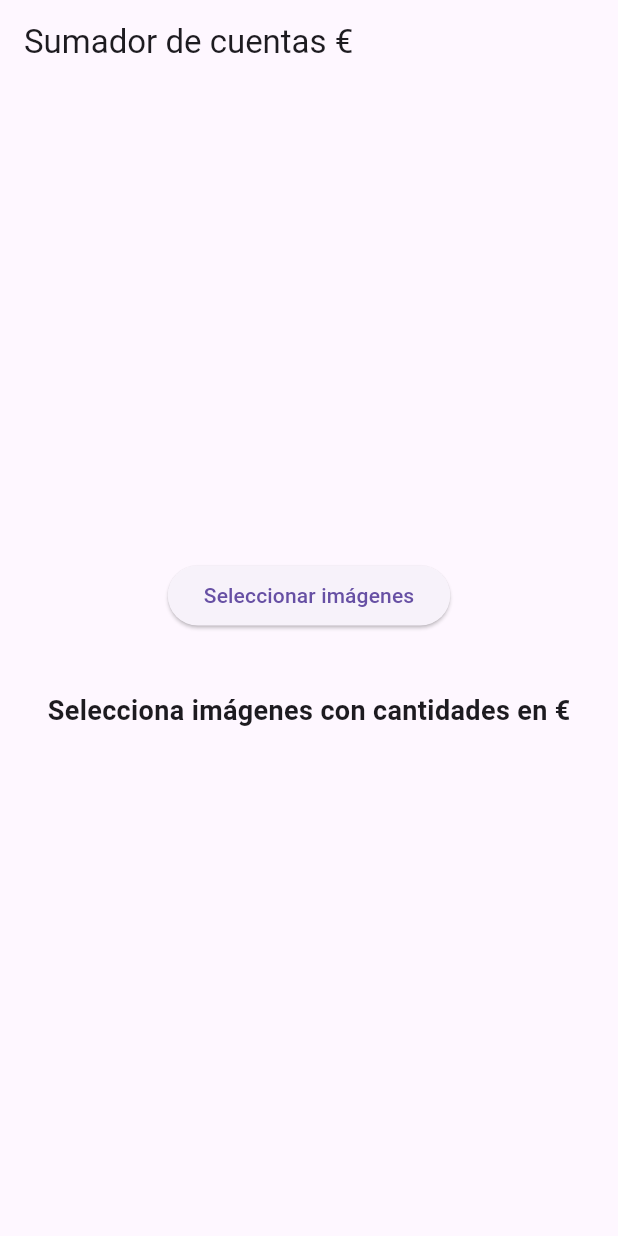
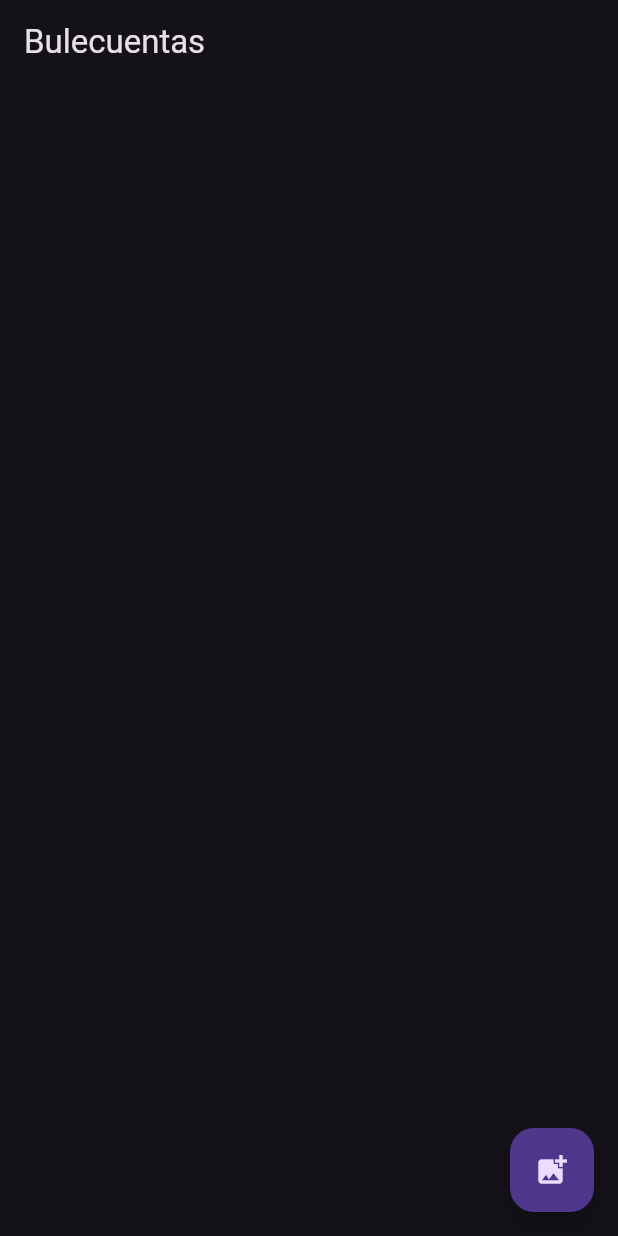
Before and after one commit to JaviJimenezzR/bulecuentas, a Flutter app: the screen it shows after launch, on a phone screen of 412 x 824 dp. Run offline on Flutter 3.47's test engine with Material 3 defaults, Android fonts, the phone set to English and light mode, and no system bars; our stand-ins replace image_picker; missing offline and left inert: google_mlkit_text_recognition.

Commit message:
Reemplazo completo con nueva versión

```diff
--- a/lib/main.dart
+++ b/lib/main.dart
@@ -1,7 +1,8 @@
-import 'dart:typed_data';
+import 'dart:io';
 import 'package:flutter/material.dart';
-import 'package:file_picker/file_picker.dart';
+import 'package:image_picker/image_picker.dart';
 import 'package:google_mlkit_text_recognition/google_mlkit_text_recognition.dart';
+import 'package:intl/intl.dart';
 
 void main() {
   runApp(const MyApp());
@@ -12,131 +13,88 @@ class MyApp extends StatelessWidget {
 
   @override
   Widget build(BuildContext context) {
-    return const MaterialApp(
-      home: HomePage(),
+    return MaterialApp(
+      title: 'Bulecuentas',
+      theme: ThemeData.dark(),
+      home: const HomeScreen(),
       debugShowCheckedModeBanner: false,
     );
   }
 }
 
-class HomePage extends StatefulWidget {
-  const HomePage({super.key});
+class HomeScreen extends StatefulWidget {
+  const HomeScreen({super.key});
 
   @override
-  State<HomePage> createState() => _HomePageState();
+  State<HomeScreen> createState() => _HomeScreenState();
 }
 
-class _HomePageState extends State<HomePage> {
-  String _status = 'Selecciona imágenes con cantidades en €';
-  String _debugText = '';
-  List<Uint8List> _images = [];
-  double _total = 0.0;
+class _HomeScreenState extends State<HomeScreen> {
+  final ImagePicker _picker = ImagePicker();
+  String _result = '';
+  bool _isProcessing = false;
 
-  Future<void> _pickImages() async {
-    final result = await FilePicker.platform.pickFiles(
-      type: FileType.image,
-      withData: true,
-      allowMultiple: true,
-    );
-
-    if (result != null && result.files.isNotEmpty) {
-      _images.clear();
-      _total = 0.0;
-      _debugText = '';
-
+  Future<void> _pickImage() async {
+    final XFile? pickedFile = await _picker.pickImage(source: ImageSource.gallery);
+    if (pickedFile != null) {
       setState(() {
-        _status = 'Procesando ${result.files.length} imagen(es)...';
+        _isProcessing = true;
+        _result = 'Procesando imagen...';
       });
-
-      final recognizer = TextRecognizer();
-
-      for (final file in result.files) {
-        if (file.bytes != null) {
-          _images.add(file.bytes!);
-
-          final inputImage = InputImage.fromFilePath(file.path!);
-
-          final RecognizedText recognizedText =
-          await recognizer.processImage(inputImage);
-
-          final detectedText = recognizedText.text;
-          print("Texto detectado:\n$detectedText");
-
-          _debugText += '\n\n--- Imagen ---\n$detectedText';
-
-          _extractAndSumPrices(detectedText);
-        }
-      }
-
-      recognizer.close();
-
-      setState(() {
-        _status = '✅ Suma total: ${_total.toStringAsFixed(2)} €';
-      });
-    } else {
-      setState(() {
-        _status = '❌ No se seleccionó ninguna imagen.';
-      });
+      await _processImage(File(pickedFile.path));
     }
   }
 
-  void _extractAndSumPrices(String text) {
-    // Regex para encontrar precios como "23,45€", "€ 23.45", "23.45 €", etc.
-    final regExp = RegExp(r'€\s?(\d+[.,]?\d*)|(\d+[.,]?\d*)\s?€');
+  Future<void> _processImage(File imageFile) async {
+    final inputImage = InputImage.fromFile(imageFile);
+    final textRecognizer = TextRecognizer(script: TextRecognitionScript.latin);
+    final RecognizedText recognizedText = await textRecognizer.processImage(inputImage);
 
-    final matches = regExp.allMatches(text);
+    final String rawText = recognizedText.text;
+    final List<RegExpMatch> matches =
+    RegExp(r'\d{1,3}(?:[.,]\d{3})*[.,]\d{2}\s?[€€]', caseSensitive: false)
+        .allMatches(rawText)
+        .toList();
 
-    for (final match in matches) {
-      String? matchStr = match.group(1) ?? match.group(2);
+    double total = 0.0;
+    List<String> amountsFound = [];
 
-      if (matchStr != null) {
-        matchStr = matchStr.replaceAll(',', '.').trim();
-        final value = double.tryParse(matchStr);
-        if (value != null) {
-          _total += value;
-        }
+    for (var match in matches) {
+      String matchText = match.group(0)!.replaceAll('€', '').replaceAll(' ', '');
+      matchText = matchText.replaceAll('.', '').replaceAll(',', '.'); // Formato europeo
+      double? value = double.tryParse(matchText);
+      if (value != null) {
+        total += value;
+        amountsFound.add(value.toStringAsFixed(2));
       }
     }
+
+    final formatCurrency = NumberFormat.currency(locale: 'es_ES', symbol: '€');
+
+    setState(() {
+      _isProcessing = false;
+      _result = 'Total: ${formatCurrency.format(total)}\n';
+      _result += 'Importes detectados (${amountsFound.length}):\n';
+      _result += amountsFound.join(', ');
+    });
   }
 
   @override
   Widget build(BuildContext context) {
     return Scaffold(
-      appBar: AppBar(title: const Text('Sumador de cuentas €')),
+      appBar: AppBar(title: const Text('Bulecuentas')),
       body: Center(
-        child: SingleChildScrollView(
-          child: Padding(
-            padding: const EdgeInsets.all(16),
-            child: Column(
-              children: [
-                ElevatedButton(
-                  onPressed: _pickImages,
-                  child: const Text('Seleccionar imágenes'),
-                ),
-                const SizedBox(height: 20),
-                if (_images.isNotEmpty)
-                  Wrap(
-                    spacing: 10,
-                    runSpacing: 10,
-                    children: _images
-                        .map((img) => Image.memory(img,
-                        width: 100, height: 100, fit: BoxFit.cover))
-                        .toList(),
-                  ),
-                const SizedBox(height: 20),
-                Text(_status,
-                    style: const TextStyle(
-                        fontSize: 18, fontWeight: FontWeight.bold)),
-                const SizedBox(height: 20),
-                if (_debugText.isNotEmpty)
-                  Text(
-                    _debugText,
-                    style: const TextStyle(fontSize: 14, color: Colors.grey),
-                  ),
-              ],
-            ),
-          ),
+        child: _isProcessing
+            ? const CircularProgressIndicator()
+            : Padding(
+          padding: const EdgeInsets.all(16.0),
+          child: Text(_result, style: const TextStyle(fontSize: 18)),
         ),
+      ),
+      floatingActionButton: FloatingActionButton(
+        onPressed: _pickImage,
+        tooltip: 'Seleccionar imagen',
+        child: const Icon(Icons.add_photo_alternate),
       ),
     );
   }
```
